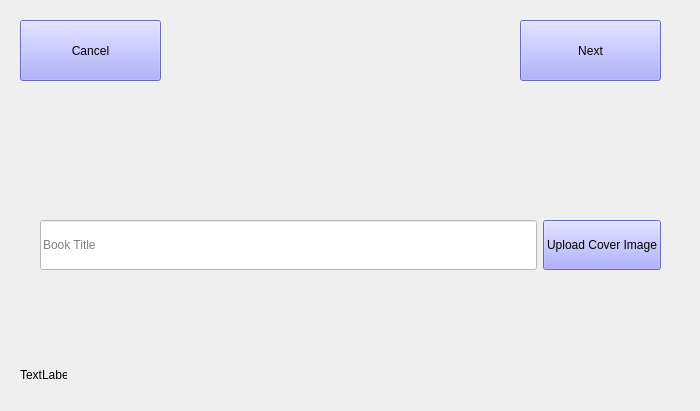
Above: menus/create_menu/create_menu.ui from JoaoCarlosNascimento/HandSignLanguage before the change. Below: the same form after it.
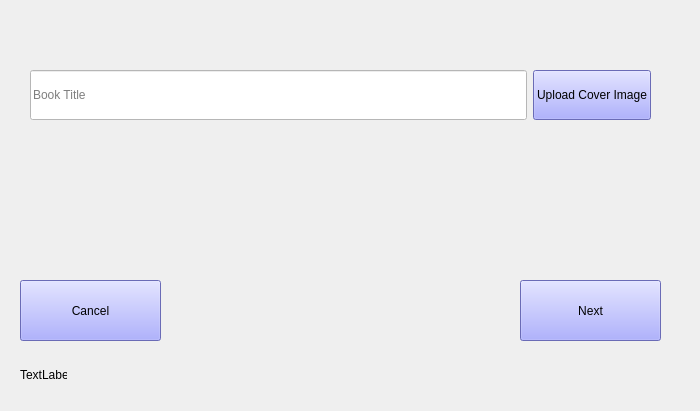
That is the form after the change.

Commit message:
menu_create
pop up do menu create

```diff
--- a/menus/create_menu/create_menu.ui
+++ b/menus/create_menu/create_menu.ui
@@ -28,8 +28,8 @@
   <widget class="QWidget" name="horizontalLayoutWidget_3">
    <property name="geometry">
     <rect>
-     <x>40</x>
-     <y>210</y>
+     <x>30</x>
+     <y>60</y>
      <width>621</width>
      <height>71</height>
     </rect>
@@ -75,7 +75,7 @@
    <property name="geometry">
     <rect>
      <x>520</x>
-     <y>20</y>
+     <y>280</y>
      <width>141</width>
      <height>61</height>
     </rect>
@@ -92,7 +92,7 @@
    <property name="geometry">
     <rect>
      <x>20</x>
-     <y>20</y>
+     <y>280</y>
      <width>141</width>
      <height>61</height>
     </rect>
```
The commit also changes 2 other files.
